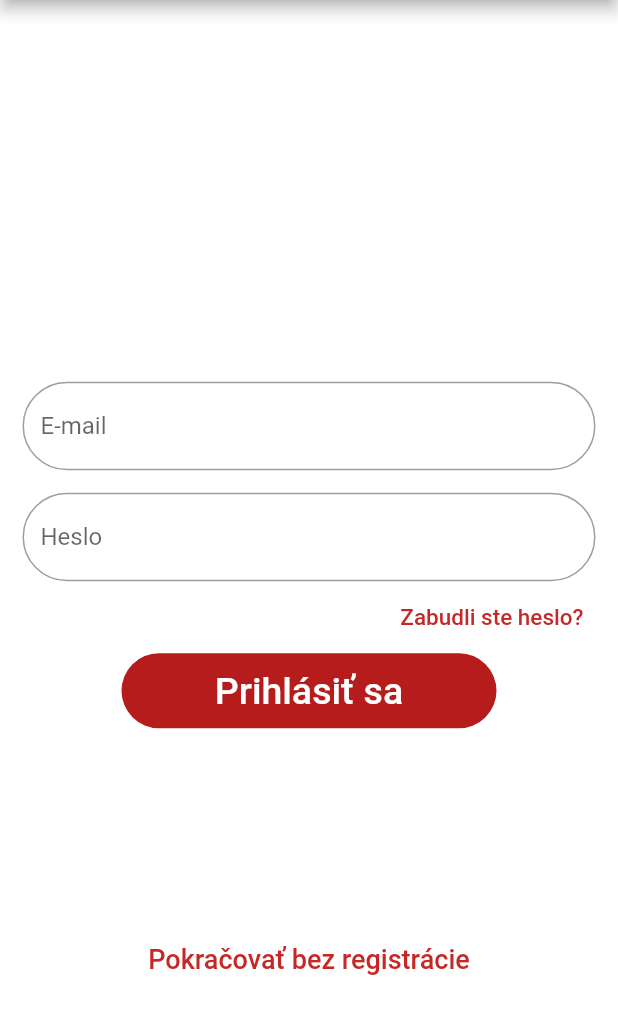
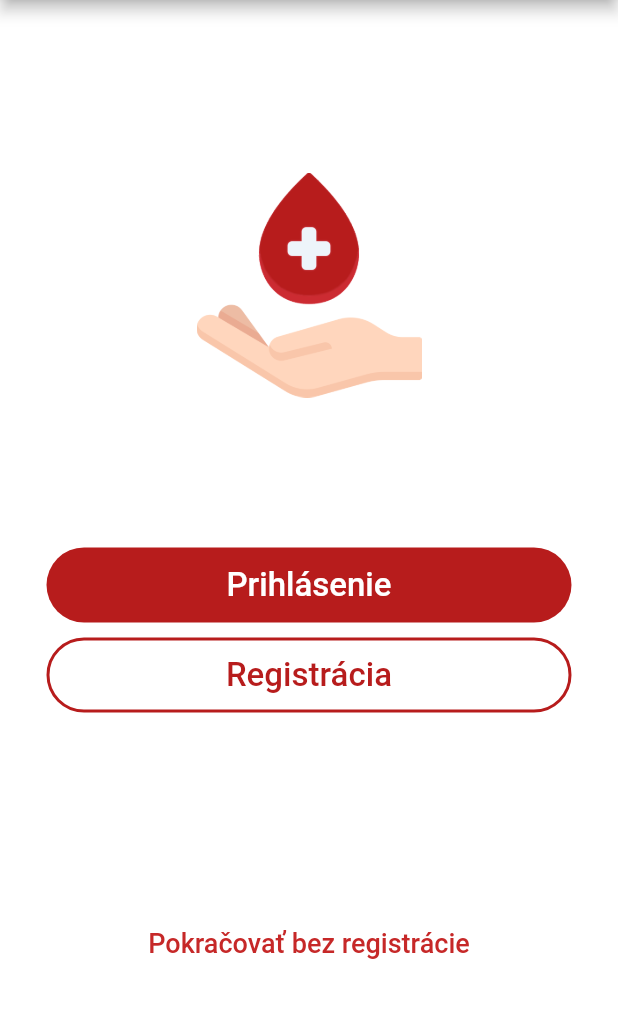
Before and after one commit to MatejTomko/RPJ, a Flutter app: the screen it shows after launch, on a phone screen of 412 x 824 dp, the part 84-1118 px from its top. Run offline on Flutter 3.47's test engine with Material 2 defaults, Android fonts, the phone set to English and light mode, and no system bars.

Commit message:
Pridana obrazovka pre vyber prihlasenie/registracia

```diff
--- /dev/null
+++ b/lib/first.dart
@@ -0,0 +1,104 @@
+import 'package:flutter/material.dart';
+import 'package:blood_app/home.dart';
+import 'package:blood_app/login.dart';
+import 'package:blood_app/registration.dart';
+
+
+class First extends StatefulWidget{
+  const First({Key? key}) : super(key: key);
+
+  @override
+  State <First> createState() => _FirstState();
+}
+
+class _FirstState extends State<First>{
+  @override
+  Widget build(BuildContext context) {
+    return Scaffold(
+      backgroundColor: Colors.white,
+      appBar: AppBar(
+        title: const Text("Prihlásenie"),
+        backgroundColor: Colors.red[900],
+      ),
+      body: Center(
+        child: SingleChildScrollView(
+            child: Column(
+              mainAxisAlignment: MainAxisAlignment.center,
+              children: [
+                const Center(
+                  child: Image(
+                    image: AssetImage("assets/blood.png"),
+                    width: 150,
+                    ///logo
+                  ),
+                ),
+                const SizedBox(height: 100),
+                Container(
+                  height: 50,
+                  width: 350,
+                  decoration: BoxDecoration(
+                    color: Colors.red[900],
+                    borderRadius: BorderRadius.circular(50),
+                  ),
+                  child: TextButton(
+                    onPressed: (){
+                      //TODO prepojenie na home screen
+                      Navigator.pushNamed(context, "/login");
+                    },
+                    style: TextButton.styleFrom(
+                      shape: StadiumBorder(),
+                    ),
+                    child: const Text(
+                      "Prihlásenie",
+                      style: TextStyle(color: Colors.white,fontSize: 22),
+                    ),
+                  ),
+                ),
+                /// Registration
+                const SizedBox(height: 10),
+                Container(
+                  height: 50,
+                  width: 350,
+                  decoration: BoxDecoration(
+                    color: Colors.white,
+                    borderRadius: BorderRadius.circular(50),
+                  ),
+                  child: TextButton(
+                    onPressed: (){
+                      //TODO prepojenie na home screen
+                      Navigator.pushNamed(context, "/registration");
+                    },
+                    style: TextButton.styleFrom(
+                      shape: const StadiumBorder(
+                        side: BorderSide(color: Color.fromRGBO(183, 28, 28, 1), width: 2, style: BorderStyle.solid),
+                      ),
+                    ),
+                    child: const Text(
+                      "Registrácia",
+                      style: TextStyle(color: Color.fromRGBO(183, 28, 28, 1),fontSize: 22),
+                    ),
+                  ),
+                ),
+                const SizedBox(
+                  height: 130,
+                ),
+                TextButton(
+                  onPressed: (){
+                    //TODO prepojenie na homescreen pre navstevnika
+                    Navigator.pushNamed(context, "/home");
+                  },
+                  child: Text(
+                    "Pokračovať bez registrácie",
+                    style: TextStyle(
+                      color: Colors.red[800],
+                      fontSize: 18,
+                    ),
+                  ),
+                ),
+              ],
+            )
+        ),
+      ),
+    );
+  }
+}
--- a/lib/home.dart
+++ b/lib/home.dart
@@ -14,6 +14,9 @@ class _HomeState extends State<Home> {
         title: Text("Home"),
         backgroundColor: Colors.red[900],
       ),
+      body: Center(
+        child: Text("Pripravuje sa!"),
+      )
     );
   }
 }
--- a/lib/login.dart
+++ b/lib/login.dart
@@ -93,18 +93,6 @@ class _LoginState extends State<Login>{
               const SizedBox(
                 height: 130,
               ),
-              TextButton(
-                onPressed: (){
-                  //TODO prepojenie na homescreen pre navstevnika
-                },
-                child: Text(
-                  "Pokračovať bez registrácie",
-                  style: TextStyle(
-                    color: Colors.red[800],
-                    fontSize: 18,
-                  ),
-                ),
-              ),
             ],
           )
         ),
--- a/lib/main.dart
+++ b/lib/main.dart
@@ -2,12 +2,16 @@ import 'package:blood_app/home.dart';
 import 'package:flutter/material.dart';
 import 'package:blood_app/loading.dart';
 import 'package:blood_app/login.dart';
+import 'package:blood_app/first.dart';
+import 'package:blood_app/registration.dart';
 
 void main() => runApp(MaterialApp(
   initialRoute: "/",
   routes:{
-    "/":(context) => Login(),
+    "/":(context) => First(),
     "/home": (context) => Home(),
+    "/login": (context) => Login(),
+    "/registration": (context) => Registration(),
   },
   theme: ThemeData(
     primarySwatch: Colors.red,
--- a/pubspec.yaml
+++ b/pubspec.yaml
@@ -60,7 +60,8 @@ flutter:
   uses-material-design: true
 
   # To add assets to your application, add an assets section, like this:
-  # assets:
+  assets:
+    - assets/
   #   - images/a_dot_burr.jpeg
   #   - images/a_dot_ham.jpeg
 
```
Also changed, not shown: lib/registration.dart (added, +100 -0 lines), assets/blood.png (added).
